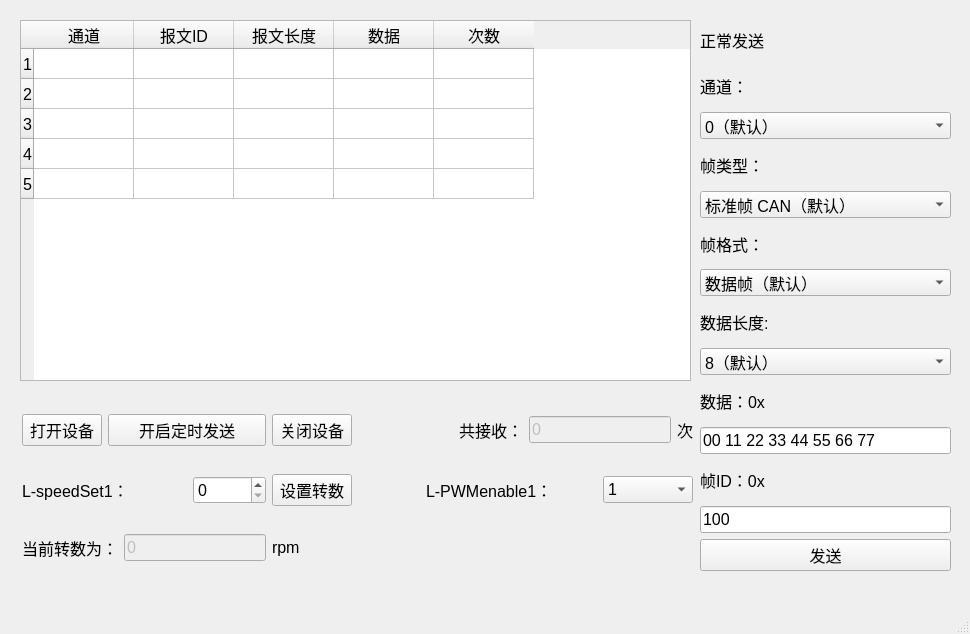
Old version of the form Program/DBC_ZLGUsbCan_demo/Qt_ZLGUsbCan_demo/mainwindow.ui in the repository Jiye1314/StudyMaterials.
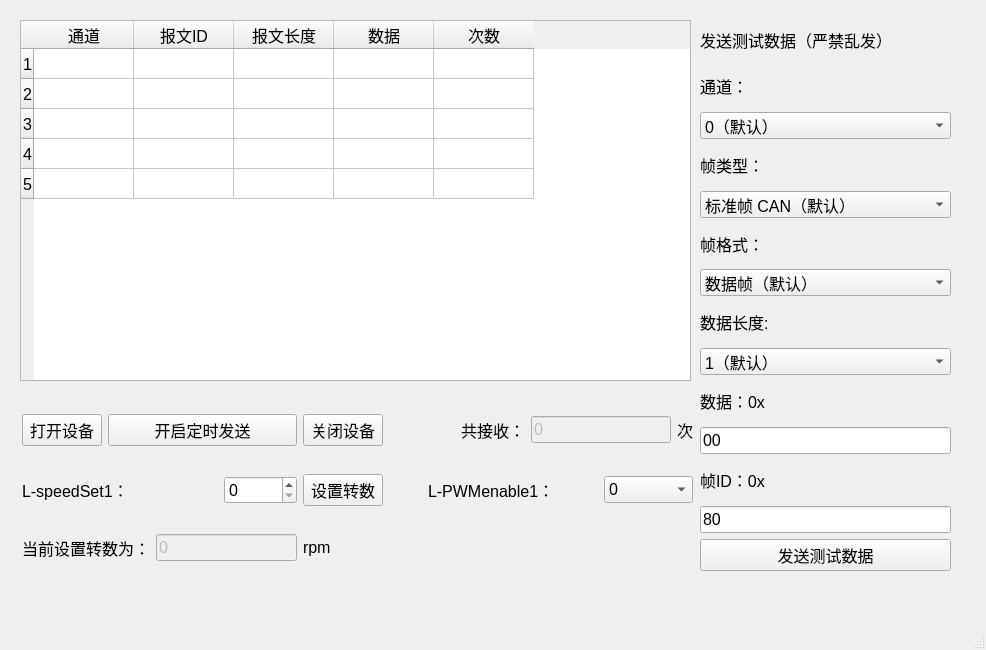
New version of the form.

```diff
--- a/Program/DBC_ZLGUsbCan_demo/Qt_ZLGUsbCan_demo/mainwindow.ui
+++ b/Program/DBC_ZLGUsbCan_demo/Qt_ZLGUsbCan_demo/mainwindow.ui
@@ -6,8 +6,8 @@
    <rect>
     <x>0</x>
     <y>0</y>
-    <width>970</width>
-    <height>634</height>
+    <width>986</width>
+    <height>650</height>
    </rect>
   </property>
   <property name="font">
@@ -92,7 +92,7 @@
      <item>
       <widget class="QLabel" name="label_test">
        <property name="text">
-        <string>正常发送</string>
+        <string>发送测试数据（严禁乱发）</string>
        </property>
       </widget>
      </item>
@@ -160,7 +160,7 @@
       <widget class="QComboBox" name="comboBox_dataLength">
        <item>
         <property name="text">
-         <string>8（默认）</string>
+         <string>1（默认）</string>
         </property>
        </item>
        <item>
@@ -210,7 +210,7 @@
      <item>
       <widget class="QLineEdit" name="lineEdit_data">
        <property name="text">
-        <string>00 11 22 33 44 55 66 77</string>
+        <string>00</string>
        </property>
        <property name="maxLength">
         <number>23</number>
@@ -219,7 +219,7 @@
         <number>23</number>
        </property>
        <property name="placeholderText">
-        <string>00 11 22 33 44 55 66 77</string>
+        <string>00</string>
        </property>
       </widget>
      </item>
@@ -233,7 +233,7 @@
      <item>
       <widget class="QLineEdit" name="lineEdit_frameID">
        <property name="text">
-        <string>100</string>
+        <string>80</string>
        </property>
        <property name="maxLength">
         <number>3</number>
@@ -242,14 +242,14 @@
         <number>3</number>
        </property>
        <property name="placeholderText">
-        <string>100</string>
+        <string>80</string>
        </property>
       </widget>
      </item>
      <item>
       <widget class="QPushButton" name="btn_send_2">
        <property name="text">
-        <string>发送</string>
+        <string>发送测试数据</string>
        </property>
       </widget>
      </item>
@@ -279,7 +279,7 @@
       <widget class="QComboBox" name="comboBox">
        <item>
         <property name="text">
-         <string>1</string>
+         <string>0</string>
         </property>
        </item>
        <item>
@@ -327,7 +327,7 @@
      <item row="2" column="0" colspan="2">
       <widget class="QLabel" name="label_3">
        <property name="text">
-        <string>当前转数为：</string>
+        <string>当前设置转数为：</string>
        </property>
       </widget>
      </item>
```
Left out of the diff: 44 changed lines with no effect on the pictures.
